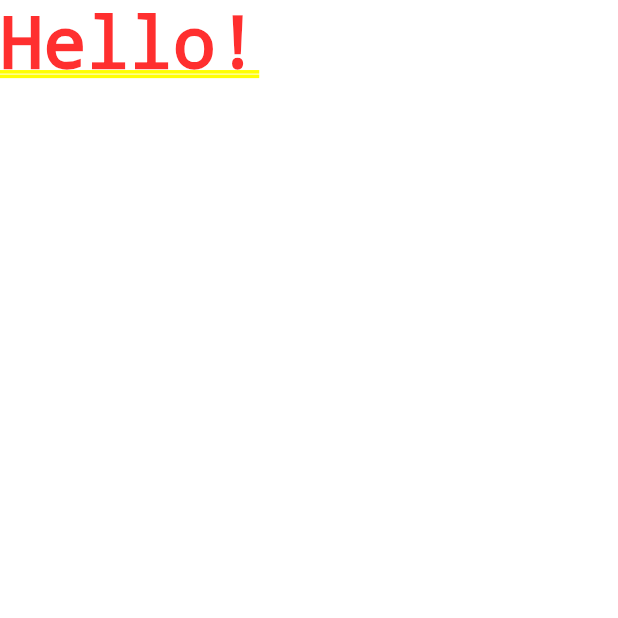
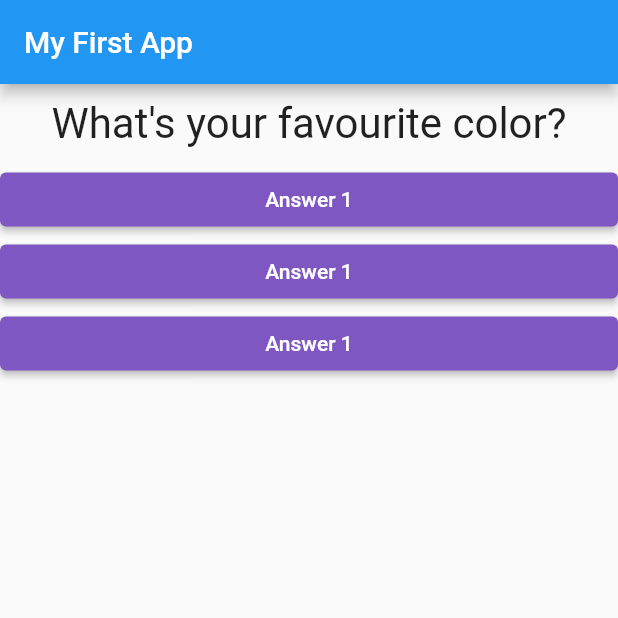
Before and after one commit to purnima-gosain/flutter_practise, a Flutter app: the screen it shows after launch, on a phone screen of 412 x 824 dp, the top half of it. Run offline on Flutter 3.47's test engine with Material 2 defaults, Android fonts, the phone set to English and light mode, and no system bars.

Commit message:
added answer buttons

```diff
--- /dev/null
+++ b/practise_app/lib/answer.dart
@@ -0,0 +1,18 @@
+import 'package:flutter/material.dart';
+
+class Answer extends StatelessWidget {
+  final Function selectHandler;
+  const Answer(this.selectHandler);
+
+  @override
+  Widget build(BuildContext context) {
+    return Container(
+      width: double.infinity,
+      child: ElevatedButton(
+        style: ElevatedButton.styleFrom(primary: Colors.deepPurple.shade400),
+        onPressed: selectHandler,
+        child: Text('Answer 1'),
+      ),
+    );
+  }
+}
--- a/practise_app/lib/main.dart
+++ b/practise_app/lib/main.dart
@@ -1,13 +1,61 @@
 import 'package:flutter/material.dart';
+import './question.dart';
+import './answer.dart';
 
-void main() {
-  runApp(MyApp());
+void main() => runApp(MyApp());
+
+class MyApp extends StatefulWidget {
+  @override
+  State<StatefulWidget> createState() {
+    // TODO: implement createState
+    return _MyAppState();
+  }
 }
 
-class MyApp extends StatelessWidget {
+class _MyAppState extends State<MyApp> {
+  var _questionIndex = 0;
+  void _answerQuestion() {
+    setState(() {
+      _questionIndex = _questionIndex + 1;
+    });
+
+    print(_questionIndex);
+  }
+
+  @override
   Widget build(BuildContext context) {
+    var questions = [
+      'What\'s your favourite color?',
+      'What\'s your favourite animal?',
+    ];
     return MaterialApp(
-      home: Text('Hello!'),
+      home: Scaffold(
+        appBar: AppBar(
+          title: Text('My First App'),
+        ),
+        body: Column(
+          children: [
+            Question(
+              questions[_questionIndex],
+            ),
+            Answer(_answerQuestion),
+            Answer(_answerQuestion),
+            Answer(_answerQuestion),
+
+            // ElevatedButton(
+            //   onPressed: () => print('Answer 2 is choosen'),
+            //   child: Text('Answer 2'),
+            // ),
+            // ElevatedButton(
+            //   onPressed: () {
+            //     //...
+            //     print('Answer 3 is choosen');
+            //   },
+            //   child: Text('Answer 3'),
+            // ),
+          ],
+        ),
+      ),
     );
   }
 }
--- /dev/null
+++ b/practise_app/lib/question.dart
@@ -0,0 +1,20 @@
+import 'package:flutter/material.dart';
+
+class Question extends StatelessWidget {
+  final String questionText;
+  // const Question({Key key}) : super(key: key);
+  Question(this.questionText);
+
+  @override
+  Widget build(BuildContext context) {
+    return Container(
+      width: double.infinity, //container takes full width of screen
+      margin: EdgeInsets.all(10), //spacing around the container
+      child: Text(
+        questionText,
+        style: TextStyle(fontSize: 28),
+        textAlign: TextAlign.center,
+      ),
+    );
+  }
+}
```
